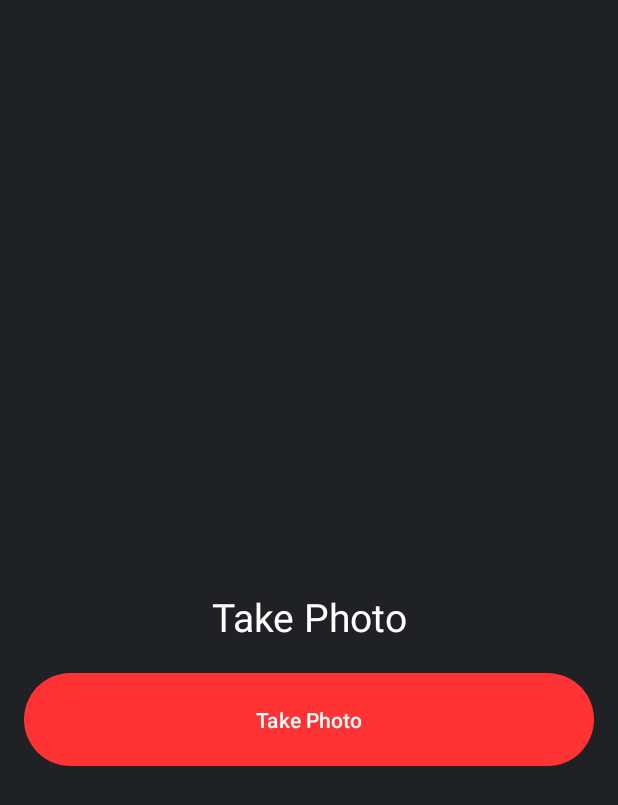
After one commit to daniel-carreira/stylit, an Android app: the layout fragment_take_photo.xml on its own in the app's theme, with its tools: preview values and no code run, on a phone screen of 412 x 824 dp. The commit adds this screen. Shown: the top 805 px of the screen. Run offline under Robolectric (Android 15) with nearby library versions, the phone set to English and light mode, and no system bars.

Commit message:
save and upload photos using external storage

```diff
--- a/android/app/build.gradle
+++ b/android/app/build.gradle
@@ -15,6 +15,10 @@ android {
     }
     namespace 'com.stylit'
     compileSdk 33
+
+    buildFeatures{
+        viewBinding true
+    }
 
     defaultConfig {
         applicationId "com.stylit"
--- /dev/null
+++ b/android/app/src/main/res/drawable/baseline_camera_enhance_24.xml
@@ -0,0 +1,6 @@
+<vector android:height="24dp" android:tint="#000000"
+    android:viewportHeight="24" android:viewportWidth="24"
+    android:width="24dp" xmlns:android="http://schemas.android.com/apk/res/android">
+    <path android:fillColor="@android:color/white" android:pathData="M9,3L7.17,5L4,5c-1.1,0 -2,0.9 -2,2v12c0,1.1 0.9,2 2,2h16c1.1,0 2,-0.9 2,-2L22,7c0,-1.1 -0.9,-2 -2,-2h-3.17L15,3L9,3zM12,18c-2.76,0 -5,-2.24 -5,-5s2.24,-5 5,-5 5,2.24 5,5 -2.24,5 -5,5z"/>
+    <path android:fillColor="@android:color/white" android:pathData="M12,17l1.25,-2.75L16,13l-2.75,-1.25L12,9l-1.25,2.75L8,13l2.75,1.25z"/>
+</vector>
--- a/android/app/src/main/res/layout/activity_full_screen.xml
+++ b/android/app/src/main/res/layout/activity_full_screen.xml
@@ -14,6 +14,7 @@
         android:padding="5dp" />
 
     <HorizontalScrollView
+        android:id="@+id/horizontal_scroll_view"
         android:layout_width="match_parent"
         android:layout_height="wrap_content"
         android:layout_below="@id/image_view">
@@ -25,8 +26,12 @@
             android:orientation="horizontal"
             android:layout_margin="5dp">
 
+            <!-- Add your content here -->
+
         </LinearLayout>
+
     </HorizontalScrollView>
+
 
     <Button
         android:layout_width="wrap_content"
--- /dev/null
+++ b/android/app/src/main/res/layout/fragment_take_photo.xml
@@ -0,0 +1,28 @@
+<?xml version="1.0" encoding="utf-8"?>
+<LinearLayout xmlns:android="http://schemas.android.com/apk/res/android"
+    xmlns:tools="http://schemas.android.com/tools"
+    android:layout_width="match_parent"
+    android:layout_height="match_parent"
+    android:orientation="vertical"
+    android:gravity="center"
+    tools:context=".ui.archive.TakePhoto">
+
+    <!-- TODO: Update blank fragment layout -->
+    <TextView
+        android:id="@+id/textView"
+        android:layout_width="match_parent"
+        android:layout_height="wrap_content"
+        android:layout_marginTop="100dp"
+        android:text="Take Photo"
+        android:textAlignment="center"
+        android:textColor="@color/white"
+        android:textSize="26sp" />
+
+    <Button
+        android:id="@+id/saveButton"
+        android:layout_width="match_parent"
+        android:layout_height="70dp"
+        android:layout_margin="16dp"
+        android:text="Take Photo" />
+
+</LinearLayout>
--- a/android/app/src/main/res/menu/menu_bottom.xml
+++ b/android/app/src/main/res/menu/menu_bottom.xml
@@ -5,6 +5,10 @@
         android:title="@string/home"
         android:enabled="true"
         android:icon="@drawable/selector_home"/>
+    <item android:id="@+id/takephoto"
+        android:title="Take Photo"
+        android:enabled="true"
+        android:icon="@drawable/baseline_camera_enhance_24"/>
     <item android:id="@+id/archive"
         android:title="@string/archive"
         android:enabled="true"
```
Also changed, not shown: android/app/src/main/AndroidManifest.xml (+9 -1 lines), android/app/src/main/java/com/stylit/ui/BaseFragment.kt (+7 -1 lines), android/app/src/main/java/com/stylit/ui/archive/ArchiveAdapter.kt (+5 -4 lines), android/app/src/main/java/com/stylit/ui/archive/ArchiveFragment.kt (+9 -3 lines), android/app/src/main/java/com/stylit/ui/archive/FullScreenActivity.kt (+20 -12 lines), android/app/src/main/java/com/stylit/ui/archive/TakePhoto.kt (added, +114 -0 lines), 3 other files.
